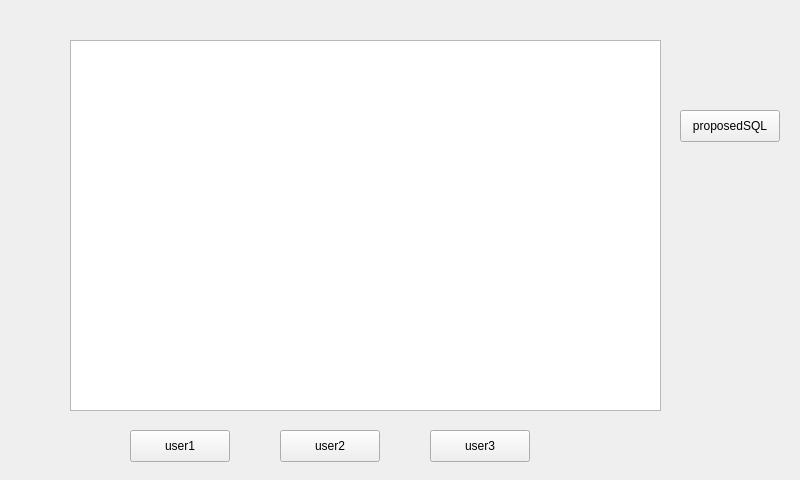
Old version of the form resources/ui/pages/event_view.ui in the repository sebastiannoenning/decan.
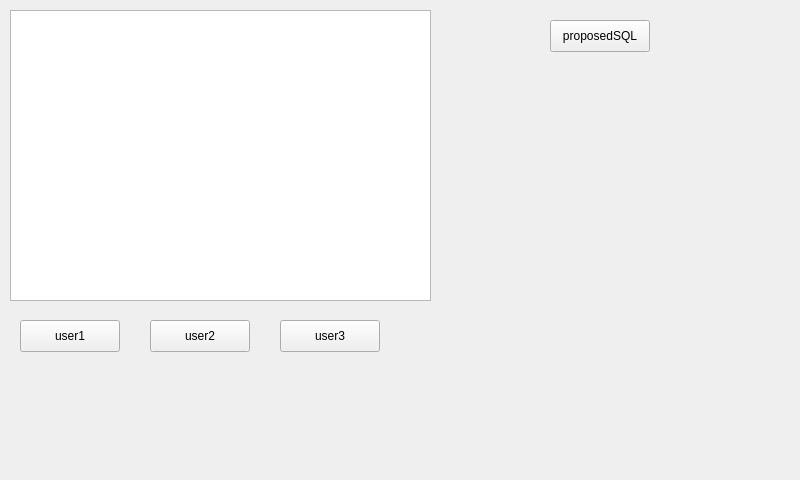
New version of the form. Custom widgets are drawn as their Qt base class.

Patch:
```diff
--- a/resources/ui/pages/event_view.ui
+++ b/resources/ui/pages/event_view.ui
@@ -16,18 +16,18 @@
   <widget class="QTableView" name="event_table">
    <property name="geometry">
     <rect>
-     <x>70</x>
-     <y>40</y>
-     <width>591</width>
-     <height>371</height>
+     <x>10</x>
+     <y>10</y>
+     <width>421</width>
+     <height>291</height>
     </rect>
    </property>
   </widget>
   <widget class="QPushButton" name="user1">
    <property name="geometry">
     <rect>
-     <x>130</x>
-     <y>430</y>
+     <x>20</x>
+     <y>320</y>
      <width>100</width>
      <height>32</height>
     </rect>
@@ -39,8 +39,8 @@
   <widget class="QPushButton" name="user2">
    <property name="geometry">
     <rect>
-     <x>280</x>
-     <y>430</y>
+     <x>150</x>
+     <y>320</y>
      <width>100</width>
      <height>32</height>
     </rect>
@@ -52,8 +52,8 @@
   <widget class="QPushButton" name="user3">
    <property name="geometry">
     <rect>
-     <x>430</x>
-     <y>430</y>
+     <x>280</x>
+     <y>320</y>
      <width>100</width>
      <height>32</height>
     </rect>
@@ -65,8 +65,8 @@
   <widget class="QPushButton" name="pushButton">
    <property name="geometry">
     <rect>
-     <x>680</x>
-     <y>110</y>
+     <x>550</x>
+     <y>20</y>
      <width>100</width>
      <height>32</height>
     </rect>
@@ -75,7 +75,25 @@
     <string>proposedSQL</string>
    </property>
   </widget>
+  <widget class="EventItem" name="TestItem" native="true">
+   <property name="geometry">
+    <rect>
+     <x>450</x>
+     <y>80</y>
+     <width>331</width>
+     <height>311</height>
+    </rect>
+   </property>
+  </widget>
  </widget>
+ <customwidgets>
+  <customwidget>
+   <class>EventItem</class>
+   <extends>QWidget</extends>
+   <header location="global">modules.eventlist.eventitem</header>
+   <container>1</container>
+  </customwidget>
+ </customwidgets>
  <resources/>
  <connections/>
 </ui>
```
